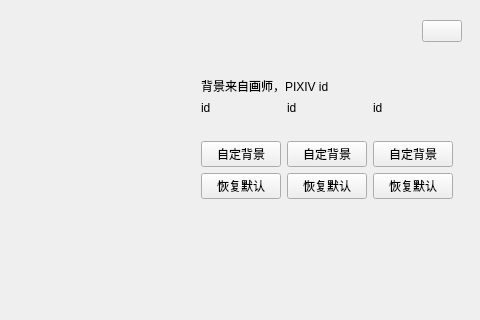
Old version of the form Main_Window_UI.ui in the repository MIkumikumi0116/WHUT-Helper; both pictures show x 520 to 1000 and y 0 to 320 of the 1000 by 800 pixel window.
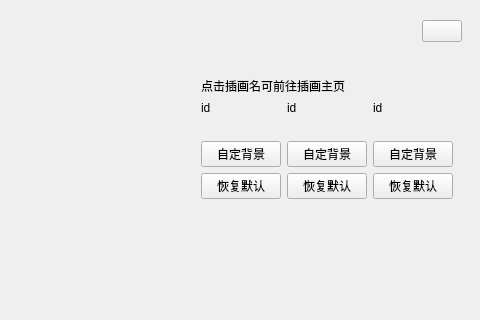
New version of the form. The open tabs and pages were chosen to show the change. Icons and pictures are not drawn.

Commit message: 更换背景，正式release

Patch:
```diff
--- a/Main_Window_UI.ui
+++ b/Main_Window_UI.ui
@@ -450,7 +450,7 @@
              <item>
               <widget class="QLabel" name="Illustrator_ID_Label">
                <property name="text">
-                <string>背景来自画师，PIXIV id</string>
+                <string>点击插画名可前往插画主页</string>
                </property>
               </widget>
              </item>
```
Left out of the diff: 32 changed lines with no effect on the pictures. The commit also changes 12 other files.
